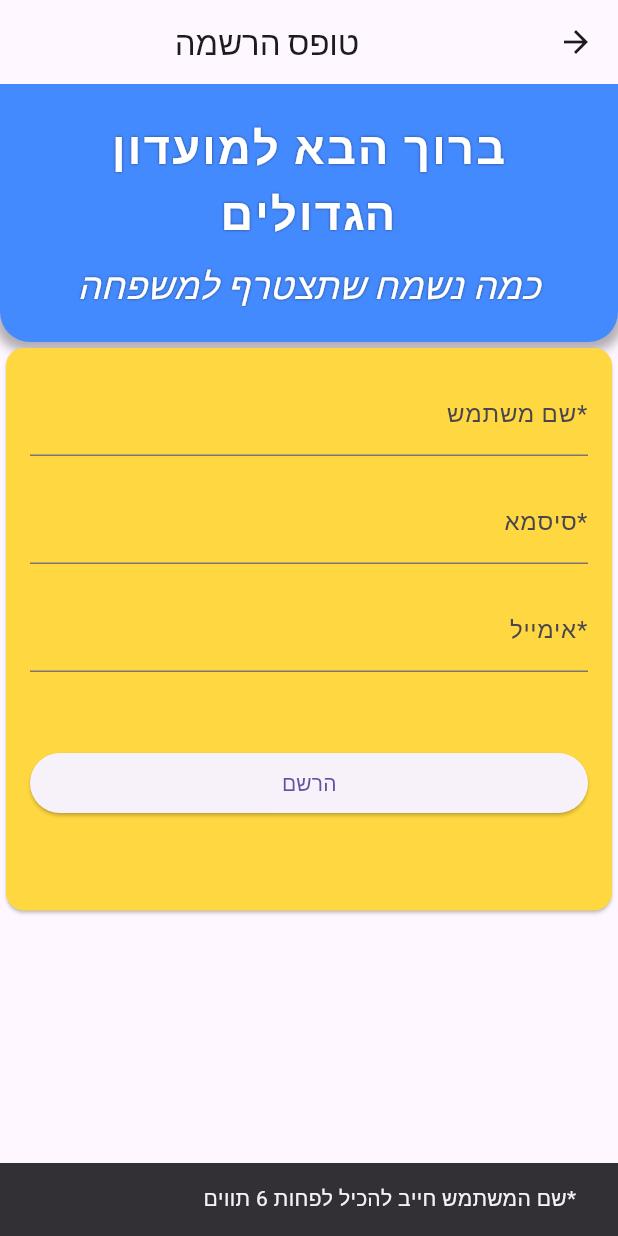
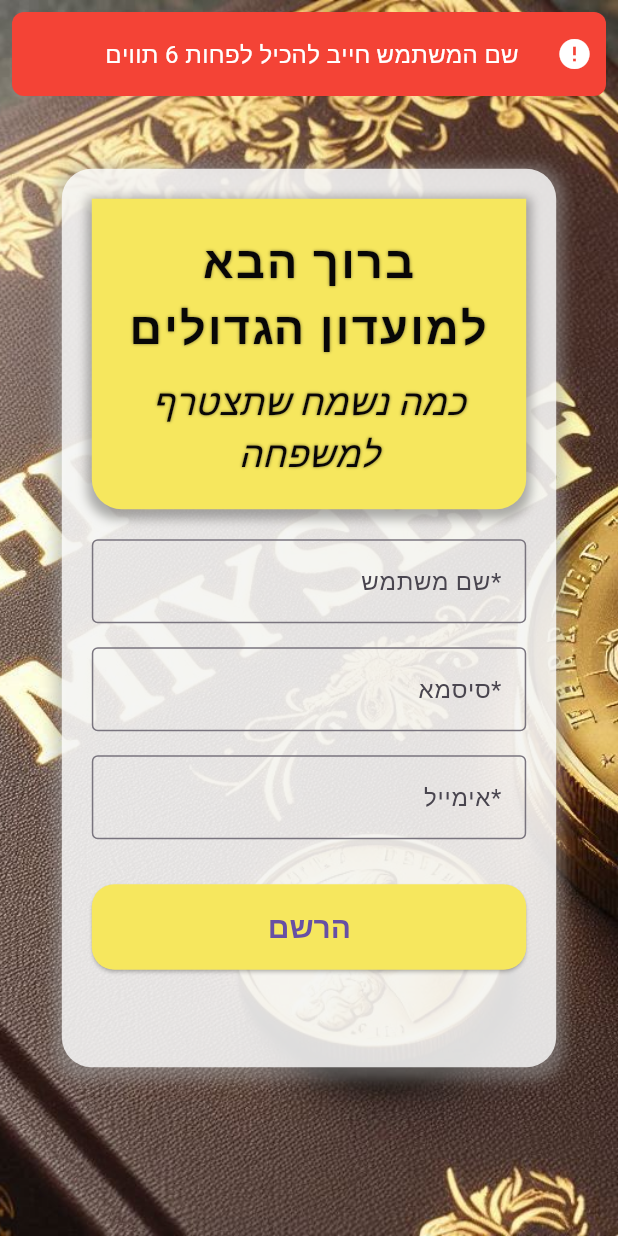
Before and after one commit to mendi-cohen/final-project-in-flutter, a Flutter app: the RegistrationForm screen opened directly, after a tap on "הרשם", on a phone screen of 412 x 824 dp. Run offline on Flutter 3.47's test engine with Material 3 defaults, Android fonts, the phone set to English and light mode, and no system bars; drawn by our look-alikes of another_flushbar; our stand-ins replace flutter_dotenv, flutter_local_notifications, image_picker, localstorage; missing offline and left inert: translator.

Commit message:
שדרוג עמוד ההרשמה

```diff
--- a/lib/EnterUsers/Sign-in.dart
+++ b/lib/EnterUsers/Sign-in.dart
@@ -1,8 +1,8 @@
 import 'package:flutter/material.dart';
 import 'package:http/http.dart' as http;
-import './WelcomeTitle .dart';
+import './WelcomeTitle.dart';
 import 'package:flutter_dotenv/flutter_dotenv.dart';
-
+import '../Services/ShowFlushBar.dart';
 
 class RegistrationForm extends StatefulWidget {
   @override
@@ -24,40 +24,17 @@ class _RegistrationFormState extends State<RegistrationForm> {
     final email = _emailController.text;
 
     if (!_isUsernameValid(username)) {
-      setState(() {
-                  ScaffoldMessenger.of(context).showSnackBar(
-       const SnackBar(
-          content: Text( ' *שם המשתמש חייב להכיל לפחות 6 תווים '),
-          duration: Duration(seconds: 2),
-        ),
-      );
-      });
+      showErrorFlushbar(context, 'שם המשתמש חייב להכיל לפחות 6 תווים');
       return;
     }
 
     if (!_isPasswordValid(password)) {
-      setState(() {
-
-               ScaffoldMessenger.of(context).showSnackBar(
-       const SnackBar(
-          content: Text( '*הסיסמא חייבת להכיל : \n לפחות אות אחת ומספר אחד\nולהיות לפחות 6 תווים'),
-          duration: Duration(seconds: 2),
-        ),
-      );
-      });
-
+      showErrorFlushbar(context, 'הסיסמא חייבת להכיל אות מספר ולהיות בעלת 6 תווים לפחות');
       return;
     }
 
     if (!_isEmailValid(email)) {
-      setState(() {
-                   ScaffoldMessenger.of(context).showSnackBar(
-       const SnackBar(
-          content: Text('*האימייל לא תקין'),
-          duration: Duration(seconds: 2),
-        ),
-      );
-      });
+      showErrorFlushbar(context, 'האימייל לא תקין');
       return;
     }
 
@@ -73,27 +50,14 @@ class _RegistrationFormState extends State<RegistrationForm> {
     if (response.statusCode == 200) {
       setState(() {
         _registrationStatus = ' !ההרשמה עברה בהצלחה ';
+      showErrorFlushbar(context, 'הסיסמא חייבת להכיל אות מספר ולהיות בעלת 6 תווים לפחות');
+
       });
-  Future.delayed(const Duration(seconds: 2), () {
-  });
+      Future.delayed(const Duration(seconds: 2), () {});
     } else if (response.statusCode == 409) {
-      setState(() {
-               ScaffoldMessenger.of(context).showSnackBar(
-       const SnackBar(
-          content: Text(' אופס: האימייל כבר קיים במערכת!'),
-          duration: Duration(seconds: 2),
-        ),
-      );
-      });
+      showErrorFlushbar(context, 'אופס: האימייל כבר קיים במערכת!');
     } else {
-      setState(() {
-           ScaffoldMessenger.of(context).showSnackBar(
-       const SnackBar(
-          content: Text(' ההרשמה נכשלה!'),
-          duration: Duration(seconds: 2),
-        ),
-      );
-      });
+      showErrorFlushbar(context, 'ההרשמה נכשלה!');
     }
   }
 
@@ -113,53 +77,80 @@ class _RegistrationFormState extends State<RegistrationForm> {
   @override
   Widget build(BuildContext context) {
     return Scaffold(
-      appBar: AppBar(
-        title: const Center(
-          child: Text(' טופס הרשמה '),
+      body: Stack(
+        children: [
+          Container(
+            decoration: const BoxDecoration(
+              image: DecorationImage(
+                image: AssetImage('assets/images/signIn-image.jpeg'),
+                fit: BoxFit.cover,
               ),
             ),
-      body: SingleChildScrollView( child:  Container(
-
+          ),
+          Center(
+            child: Container(
+              width: MediaQuery.of(context).size.width * 0.8,
+              padding: const EdgeInsets.all(20.0),
+              decoration: BoxDecoration(
+                color: Colors.white.withOpacity(0.8),
+                borderRadius: BorderRadius.circular(20.0),
+                boxShadow: [
+                  BoxShadow(
+                    color: Colors.grey.withOpacity(0.5),
+                    spreadRadius: 5,
+                    blurRadius: 7,
+                    offset: const Offset(0, 3), // changes position of shadow
+                  ),
+                ],
+              ),
+              child: SingleChildScrollView(
                 child: Column(
-        mainAxisAlignment: MainAxisAlignment.start,
-        children: [
-          WelcomeTitle(),
-          Card(
-            color: Colors.amberAccent,
-            child: Padding(
-              padding: const EdgeInsets.all(16.0),
-              child: Column(
+                  mainAxisAlignment: MainAxisAlignment.center,
                   crossAxisAlignment: CrossAxisAlignment.stretch,
                   children: [
+                    WelcomeTitle(), // Assuming WelcomeTitle is a custom widget you've defined
+                    const SizedBox(height: 20.0),
                     TextFormField(
                       controller: _usernameController,
-                    decoration: const InputDecoration(labelText: '*שם משתמש'),
+                      decoration: const InputDecoration(
+                        labelText: '*שם משתמש',
+                        border: OutlineInputBorder(),
+                      ),
                     ),
                     const SizedBox(height: 16.0),
                     TextFormField(
                       controller: _passwordController,
                       obscureText: true,
-                    decoration: const InputDecoration(labelText: '*סיסמא'),
+                      decoration: const InputDecoration(
+                        labelText: '*סיסמא',
+                        border: OutlineInputBorder(),
+                      ),
                     ),
                     const SizedBox(height: 16.0),
                     TextFormField(
                       controller: _emailController,
                       keyboardType: TextInputType.emailAddress,
-                    decoration: const InputDecoration(labelText: '*אימייל'),
+                      decoration: const InputDecoration(
+                        labelText: '*אימייל',
+                        border: OutlineInputBorder(),
                       ),
-                  const SizedBox(height: 50.0),
+                    ),
+                    const SizedBox(height: 30.0),
                     ElevatedButton(
-                    onPressed: () {
-                      final userName = _usernameController.text;
-                      final password = _passwordController.text;
-                      final email = _emailController.text;
-                      print('Username: $userName');
-                      print('Password: $password');
-                      print('Email: $email');
-
-                      _submitForm();
-                    },
+                      onPressed: _submitForm,
                       child: const Text('הרשם'),
+                      style: ElevatedButton.styleFrom(
+                        textStyle: const TextStyle(
+                          fontSize: 20,
+                          fontWeight: FontWeight.bold,
+                        ),
+                        backgroundColor: const Color.fromARGB(255, 246, 231, 94),
+                        padding: const EdgeInsets.symmetric(
+                            horizontal: 30, vertical: 15),
+                        shape: RoundedRectangleBorder(
+                          borderRadius: BorderRadius.circular(15),
+                        ),
+                      ),
                     ),
                     const SizedBox(height: 16.0),
                     Text(
@@ -168,16 +159,17 @@ class _RegistrationFormState extends State<RegistrationForm> {
                         fontSize: 20,
                         color: _registrationStatus == ' !ההרשמה עברה בהצלחה '
                             ? Colors.green
-                            : Colors.red),
+                            : Colors.red,
+                      ),
                       textAlign: TextAlign.center,
                     ),
-
                   ],
                 ),
               ),
-          )
+            ),
+          ),
         ],
-      ))),
+      ),
     );
   }
 }
--- a/lib/EnterUsers/WelcomeTitle .dart
+++ /dev/null
@@ -1,59 +0,0 @@
-import 'package:flutter/material.dart';
-
-class WelcomeTitle extends StatelessWidget {
-  @override
-  Widget build(BuildContext context) {
-    return Container(
-      padding:const EdgeInsets.all(20.0),
-      decoration: BoxDecoration(
-        color: Colors.blueAccent, // צבע רקע
-        borderRadius: const BorderRadius.vertical(bottom: Radius.circular(20.0)), // פינות מעוגלות
-        boxShadow: [
-          BoxShadow(
-            color: Colors.black.withOpacity(0.3), // צבע הצל
-            spreadRadius: 3, // התפשטות הצל
-            blurRadius: 5, // איכות הצל
-            offset:const Offset(0, 3), // היסט הצל
-          ),
-        ],
-      ),
-      child: Column(
-        mainAxisAlignment: MainAxisAlignment.center,
-        children: [
-          Text(
-            'ברוך הבא למועדון הגדולים',
-            textAlign: TextAlign.center,
-            style: TextStyle(
-              color: Colors.white, // צבע טקסט
-              fontSize: 30.0, // גודל טקסט
-              fontWeight: FontWeight.bold, // עובי הטקסט
-              letterSpacing: 1.5, // מרווח בין אותיות
-              shadows: [
-                Shadow(
-                  color: Colors.black.withOpacity(0.5), // צבע הצל
-                  blurRadius: 2, // איכות הצל
-                ),
-              ],
-            ),
-          ),
-          SizedBox(height: 10.0),
-          Text(
-            'כמה נשמח שתצטרף למשפחה',
-            textAlign: TextAlign.center,
-            style: TextStyle(
-              color: Colors.white, // צבע טקסט
-              fontSize: 24.0, // גודל טקסט
-              fontStyle: FontStyle.italic, // סגנון טקסט
-              shadows: [
-                Shadow(
-                  color: Colors.black.withOpacity(0.5), // צבע הצל
-                  blurRadius: 2, // איכות הצל
-                ),
-              ],
-            ),
-          ),
-        ],
-      ),
-    );
-  }
-}
--- a/lib/EnterUsers/WelcomeTitle.dart
+++ b/lib/EnterUsers/WelcomeTitle.dart
@@ -8,7 +8,7 @@ class WelcomeTitle extends StatelessWidget {
     return Container(
       padding:const EdgeInsets.all(20.0),
       decoration: BoxDecoration(
-        color: Colors.blueAccent, // צבע רקע
+        color: const Color.fromARGB(255, 246, 231, 94), // צבע רקע
         borderRadius: const BorderRadius.vertical(bottom: Radius.circular(20.0)), // פינות מעוגלות
         boxShadow: [
           BoxShadow(
@@ -26,7 +26,7 @@ class WelcomeTitle extends StatelessWidget {
             'ברוך הבא למועדון הגדולים',
             textAlign: TextAlign.center,
             style: TextStyle(
-              color: Colors.white, // צבע טקסט
+              color: const Color.fromARGB(255, 8, 7, 7), // צבע טקסט
               fontSize: 30.0, // גודל טקסט
               fontWeight: FontWeight.bold, // עובי הטקסט
               letterSpacing: 1.5, // מרווח בין אותיות
@@ -43,7 +43,7 @@ class WelcomeTitle extends StatelessWidget {
             'כמה נשמח שתצטרף למשפחה',
             textAlign: TextAlign.center,
             style: TextStyle(
-              color: Colors.white, // צבע טקסט
+              color: const Color.fromARGB(255, 9, 6, 6), // צבע טקסט
               fontSize: 24.0, // גודל טקסט
               fontStyle: FontStyle.italic, // סגנון טקסט
               shadows: [
--- /dev/null
+++ b/lib/Services/ShowFlushBar.dart
@@ -0,0 +1,20 @@
+import 'package:another_flushbar/flushbar.dart';
+import 'package:flutter/material.dart';
+
+void showErrorFlushbar(BuildContext context, String message) {
+  Flushbar(
+    messageText: Text(
+      message,
+      style: const TextStyle(color: Colors.white, fontSize: 16),
+    ),
+    icon: const Icon(
+      Icons.error,
+      color: Colors.white,
+    ),
+    duration: const Duration(seconds: 3),
+    flushbarPosition: FlushbarPosition.TOP,
+    backgroundColor: Colors.red,
+    borderRadius: BorderRadius.circular(8),
+    margin: const EdgeInsets.all(8),
+  ).show(context);
+}
--- a/pubspec.yaml
+++ b/pubspec.yaml
@@ -40,6 +40,7 @@ dependencies:
   image_picker: ^0.8.4+3
   path_provider: ^2.0.2
   path: ^1.8.0
+  another_flushbar: ^1.10.24
 
 
 
@@ -82,6 +83,7 @@ flutter:
     - assets/images/maaserImage.jpeg
     - assets/images/test-1.jpg
     - assets/.env
+    - assets/images/signIn-image.jpeg
 
 
   # An image asset can refer to one or more resolution-specific "variants", see
```
Also changed, not shown: pubspec.lock. Lines whose indentation alone changed are shown as unchanged.
